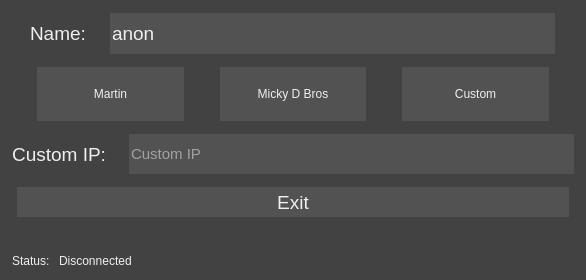
Above: TCP_Chat_Client/connectiondialog.ui from Skau/TCPChat before the change. Below: the same form after it.
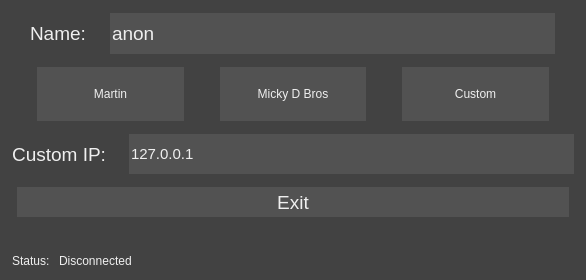
That is the form after the change.

Commit message: Tweaks to UI and UDP system (still not working correctly)

What changed in the file:
```diff
--- a/TCP_Chat_Client/connectiondialog.ui
+++ b/TCP_Chat_Client/connectiondialog.ui
@@ -344,7 +344,7 @@
 border: none;</string>
        </property>
        <property name="text">
-        <string/>
+        <string>127.0.0.1</string>
        </property>
        <property name="readOnly">
         <bool>false</bool>
```
The commit also changes 5 other files.
